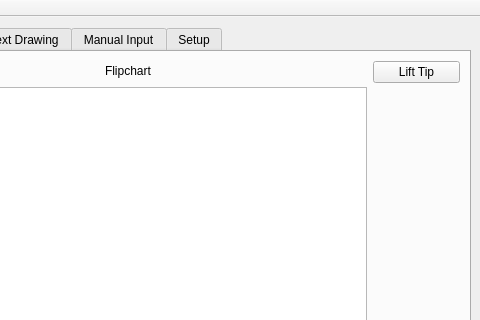
First picture: the form in CAPISample/robotdrawui.ui, repository dzunder32/BachelorRobot, before the edit; both pictures show x 130 to 610 and y 0 to 320 of the 610 by 581 pixel window.
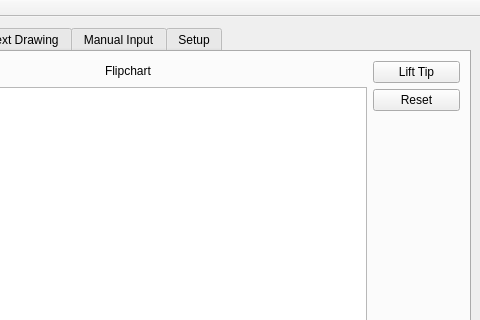
Second picture: the form after the edit. The open tabs and pages were chosen to show the change.

Patch:
```diff
--- a/CAPISample/robotdrawui.ui
+++ b/CAPISample/robotdrawui.ui
@@ -81,6 +81,13 @@
             </property>
            </widget>
           </item>
+          <item>
+           <widget class="QPushButton" name="pushButton_reset">
+            <property name="text">
+             <string>Reset</string>
+            </property>
+           </widget>
+          </item>
           <item>
            <spacer name="verticalSpacer_5">
             <property name="orientation">
```
Left out of the diff: 4 changed lines with no effect on the pictures.
